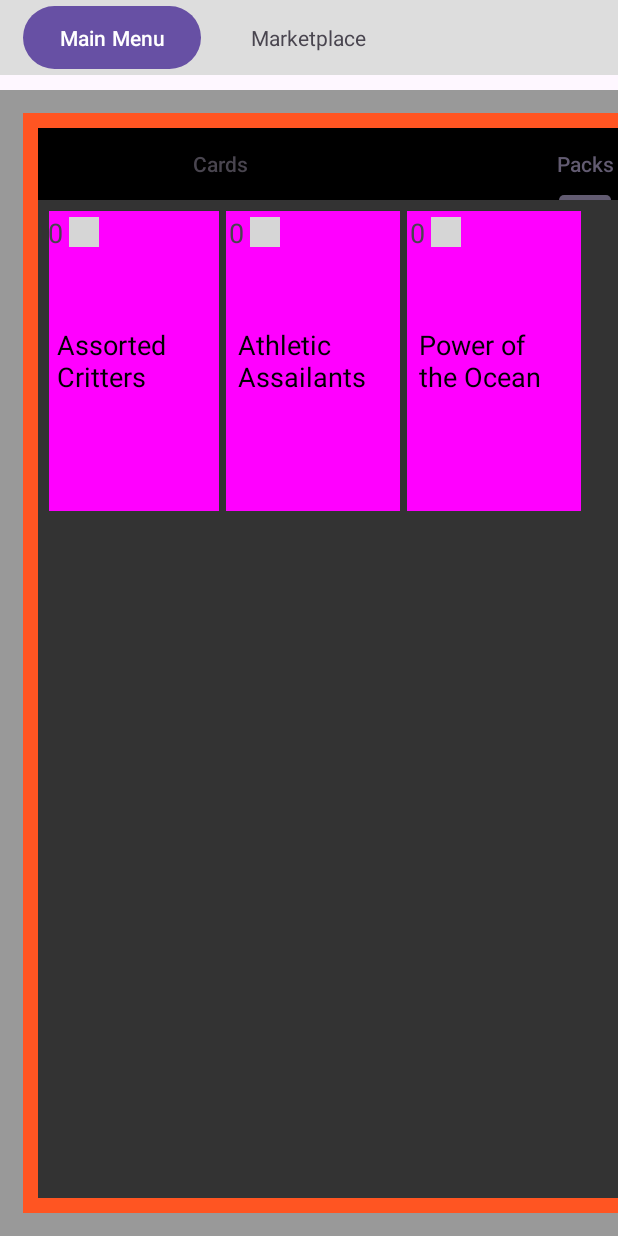
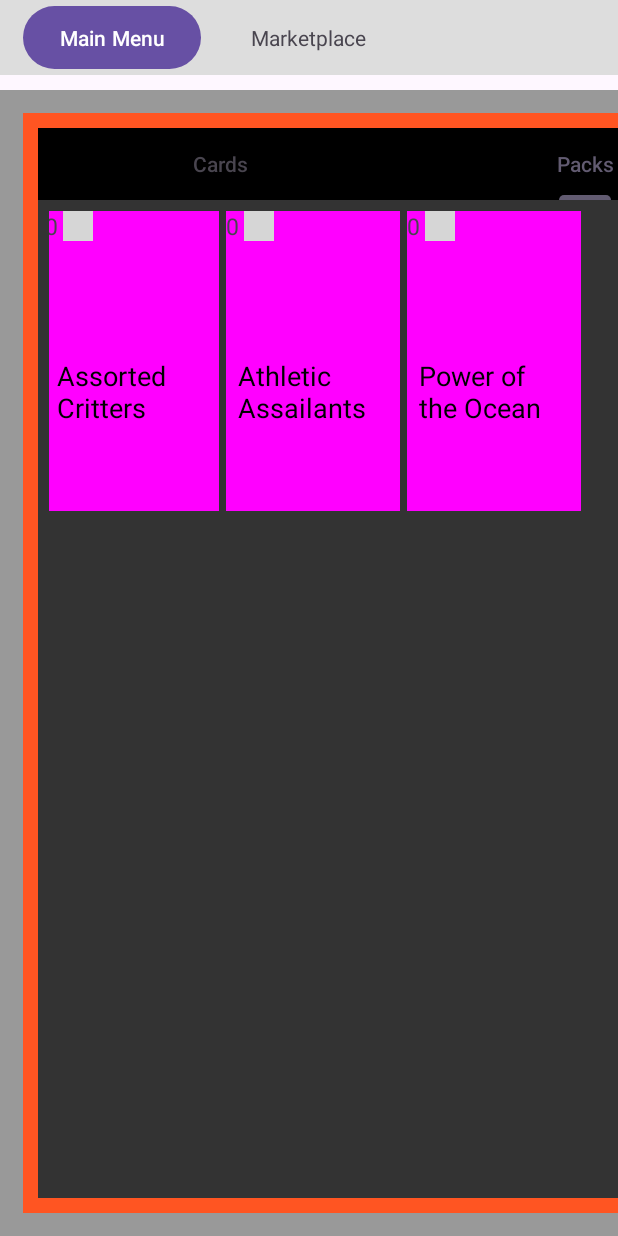
Before and after one commit to InternetEnemies/CombatCritters, an Android app: the MarketplaceFragment screen opened directly, with no data from a screen before it, tab 2 chosen, on a phone screen of 412 x 824 dp. Run offline under Robolectric (Android 15) with nearby library versions, the phone set to English and light mode, and no system bars; Roboto replaces fonts that are not available here; grey boxes are pictures that could not be loaded.

Commit message:
Position currency above card

```diff
--- a/app/src/main/java/com/internetEnemies/combatCritters/presentation/renderable/CurrencyRenderer.java
+++ b/app/src/main/java/com/internetEnemies/combatCritters/presentation/renderable/CurrencyRenderer.java
@@ -14,12 +14,15 @@
 public class CurrencyRenderer extends ItemRenderer<Currency>{
 
     private final Currency currency;
-    private int width = ViewGroup.LayoutParams.WRAP_CONTENT;
-    private int height = ViewGroup.LayoutParams.WRAP_CONTENT;
+    private int width;
+    private int height;
 
     public CurrencyRenderer(Currency currency, Context context) {
         super(currency, context);
         this.currency = currency;
+
+        width = 100;   //Default image width
+        height = 100;  //Default image height
     }
 
     // Setters for width and height
@@ -40,6 +43,7 @@
         ImageView currencySymbolImageView = currencyView.findViewById(R.id.currencySymbolImageView);
 
         currencyTextView.setText(String.valueOf(currency.getAmount()));
+        currencyTextView.setTextSize(width/2);
 
         // Adjust ImageView size
         LinearLayout.LayoutParams params = new LinearLayout.LayoutParams(this.width, this.height);
--- a/app/src/main/java/com/internetEnemies/combatCritters/presentation/renderable/TransactionRenderer.java
+++ b/app/src/main/java/com/internetEnemies/combatCritters/presentation/renderable/TransactionRenderer.java
@@ -49,8 +49,6 @@
 
         LinearLayout currencyContainer = container.findViewById(R.id.currency_container);
 
-        Log.d("here", String.valueOf(currencyContainer.getHeight()));
-
         CurrencyRenderer currencyRenderer = new CurrencyRenderer(cost, getContext());
         currencyRenderer.setWidth(30);
         currencyRenderer.setHeight(30);
@@ -59,11 +57,12 @@
         currencyContainer.removeAllViews(); // Clear any existing views
         currencyContainer.addView(currencyView);
 
-
-
         if(transaction.getDiscount() != 0) {
             TextView discount = container.findViewById(R.id.item_discount);
-            discount.setText(String.valueOf(transaction.getPercentageOff()) + "% off!");
+            double percentageOff = transaction.getPercentageOff();
+            String formattedPercentage = String.format("%.2f%% off!", percentageOff);
+            discount.setText(formattedPercentage);
+
         }
 
         return container;
--- a/app/src/main/res/layout/currency.xml
+++ b/app/src/main/res/layout/currency.xml
@@ -9,7 +9,7 @@
         android:layout_width="wrap_content"
         android:layout_height="wrap_content"
         android:layout_marginEnd="4dp"
-        android:textSize="18sp" />
+        android:textSize="12sp" />
 
     <ImageView
         android:id="@+id/currencySymbolImageView"
--- a/app/src/main/res/layout/item_market_container.xml
+++ b/app/src/main/res/layout/item_market_container.xml
@@ -2,71 +2,47 @@
 <androidx.constraintlayout.widget.ConstraintLayout xmlns:android="http://schemas.android.com/apk/res/android"
     xmlns:app="http://schemas.android.com/apk/res-auto"
     xmlns:tools="http://schemas.android.com/tools"
-    android:layout_width="116dp"
-    android:layout_height="200dp">
+    android:layout_width="wrap_content"
+    android:layout_height="wrap_content"
+    android:background="@android:color/transparent">
+
+    <LinearLayout
+        android:id="@+id/info_container"
+        android:layout_width="116dp"
+        android:layout_height="wrap_content"
+        android:orientation="horizontal"
+        android:background="@android:color/transparent"
+        app:layout_constraintStart_toStartOf="parent"
+        app:layout_constraintEnd_toEndOf="parent"
+        app:layout_constraintTop_toTopOf="parent"
+        android:elevation="40dp">
+
+        <LinearLayout
+            android:id="@+id/currency_container"
+            android:layout_width="0dp"
+            android:layout_height="wrap_content"
+            android:layout_weight="1"
+            android:gravity="start|center_vertical"
+            android:orientation="horizontal">
+        </LinearLayout>
+
+        <TextView
+            android:id="@+id/item_discount"
+            android:layout_width="wrap_content"
+            android:layout_height="wrap_content"
+            android:textStyle="bold"
+            android:textSize="12dp"
+            android:gravity="end|center_vertical" />
+    </LinearLayout>
 
     <FrameLayout
         android:id="@+id/item_container"
-        android:layout_width="match_parent"
-        android:layout_height="match_parent"
-        android:background="#ff00ff">
-
-    </FrameLayout>
-
-<!--    <TextView-->
-<!--        android:id="@+id/item_cost"-->
-<!--        android:layout_width="wrap_content"-->
-<!--        android:layout_height="wrap_content"-->
-<!--        android:layout_marginStart="2dp"-->
-<!--        android:layout_marginTop="2dp"-->
-<!--        android:background="#CCFFFFFF"-->
-<!--        android:text="00"-->
-<!--        android:textStyle="bold"-->
-<!--        app:layout_constraintStart_toStartOf="parent"-->
-<!--        app:layout_constraintTop_toTopOf="@+id/item_container" />-->
-
-<!--    <LinearLayout-->
-<!--            android:id="@+id/currency_container"-->
-<!--            android:orientation="horizontal"-->
-<!--            android:layout_width="wrap_content"-->
-<!--            android:layout_height="wrap_content"-->
-<!--            android:layout_marginStart="2dp"-->
-<!--            android:layout_marginTop="2dp"-->
-<!--            android:background="#CCFFFFFF"-->
-<!--            android:textStyle="bold"-->
-<!--            app:layout_constraintStart_toStartOf="parent"-->
-<!--            app:layout_constraintTop_toTopOf="@+id/item_container" />-->
-
-<!--    <include-->
-<!--        android:id="@+id/currency_container"-->
-<!--        layout="@layout/currency"-->
-<!--        android:layout_width="wrap_content"-->
-<!--        android:layout_height="wrap_content"-->
-<!--        android:layout_marginStart="2dp"-->
-<!--        android:layout_marginTop="2dp"-->
-<!--        app:layout_constraintStart_toStartOf="parent"-->
-<!--        app:layout_constraintTop_toTopOf="@id/item_container" />-->
-
-    <LinearLayout
-        android:id="@+id/currency_container"
-        android:orientation="horizontal"
-        android:layout_width="wrap_content"
+        android:layout_width="116dp"
         android:layout_height="wrap_content"
-        android:layout_marginStart="2dp"
-        android:layout_marginTop="2dp"
+        android:background="#ff00ff"
+        app:layout_constraintTop_toBottomOf="@id/info_container"
         app:layout_constraintStart_toStartOf="parent"
-        app:layout_constraintTop_toTopOf="@id/item_container" />
+        app:layout_constraintEnd_toEndOf="parent"/>
 
 
-    <TextView
-        android:id="@+id/item_discount"
-        android:layout_width="wrap_content"
-        android:layout_height="wrap_content"
-        android:layout_marginEnd="2dp"
-        android:layout_marginTop="2dp"
-        android:background="#CCFFFFFF"
-        android:textStyle="bold"
-        app:layout_constraintEnd_toEndOf="parent"
-        app:layout_constraintTop_toTopOf="@+id/item_container" />
-
 </androidx.constraintlayout.widget.ConstraintLayout>
```
